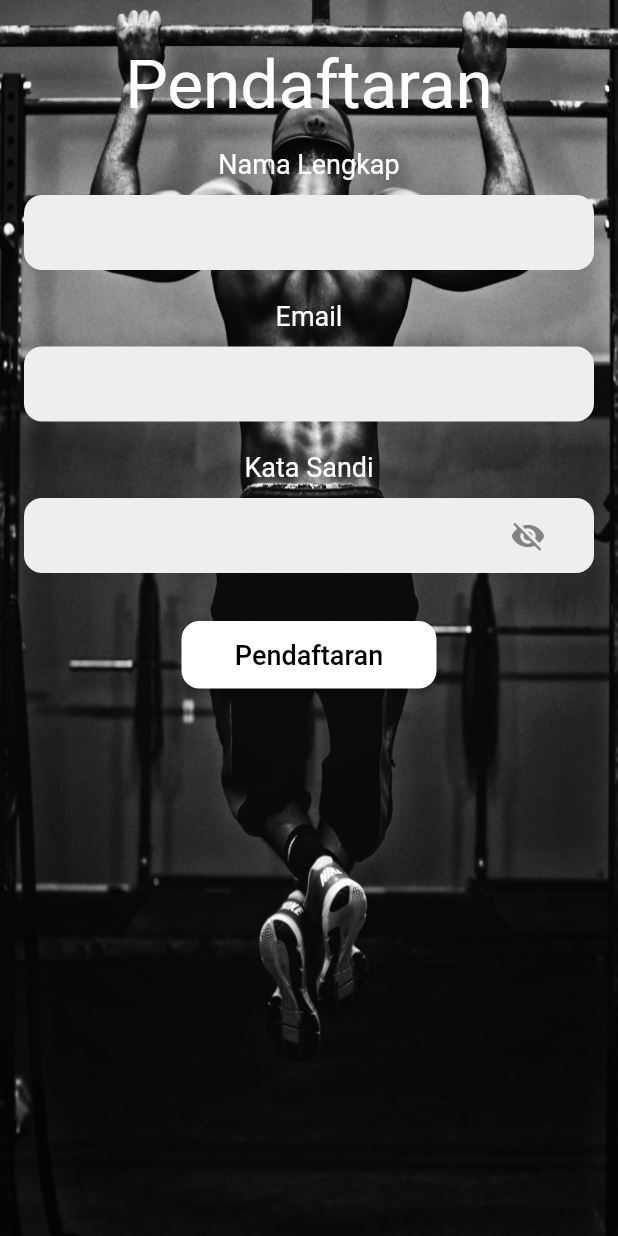
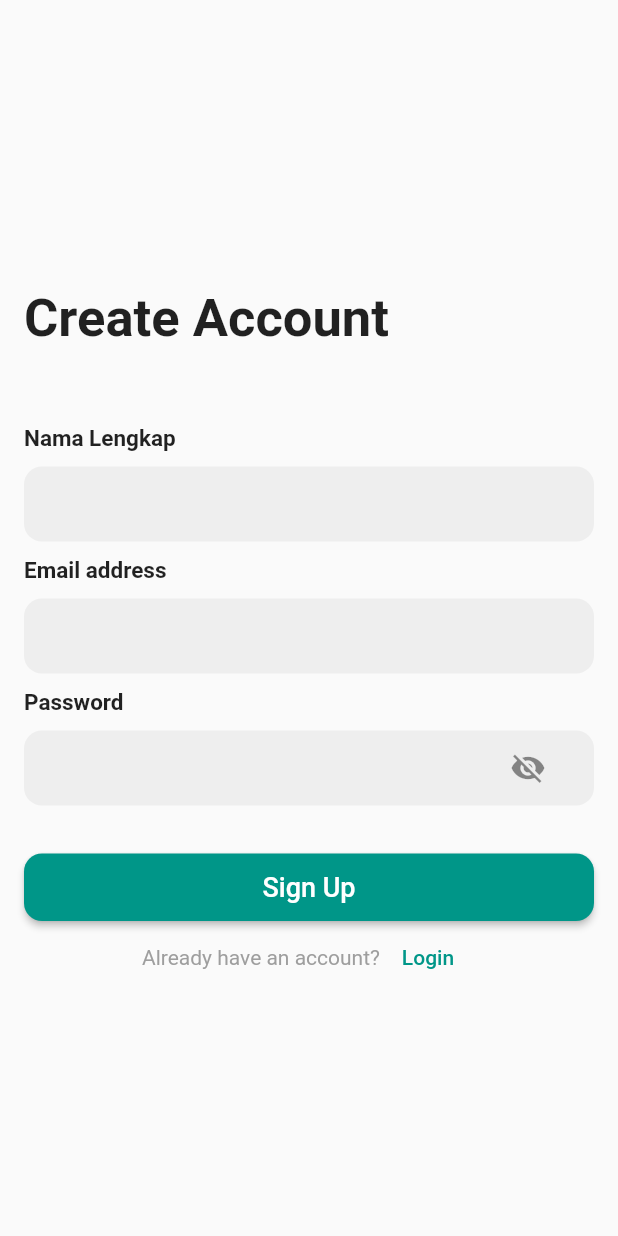
Before and after one commit to CPNG-94/Gonice, a Flutter app: the RegisterPage screen opened by its route, on a phone screen of 412 x 824 dp. Run offline on Flutter 3.47's test engine with Material 2 defaults, Android fonts, the phone set to English and light mode, and no system bars; our stand-ins replace carousel_slider, cloud_firestore, firebase_auth, firebase_core, flutter_spinkit, fluttertoast and 5 more; missing offline and left inert: belajar_firebase; accounts and stored records are empty.

Commit message:
Update register_page.dart

```diff
--- a/lib/page/login/register_page.dart
+++ b/lib/page/login/register_page.dart
@@ -1,7 +1,5 @@
+import 'package:belajar_firebase/services/authentikasi.dart';
 import 'package:flutter_spinkit/flutter_spinkit.dart';
-import 'package:gonice/data/database/authentication.dart';
-import 'package:gonice/viewmodel/constants.dart';
-import 'package:firebase_auth/firebase_auth.dart';
 import 'package:flutter/material.dart';
 
 class RegisterPage extends StatefulWidget {
@@ -24,16 +22,7 @@ class _RegisterPageState extends State<RegisterPage> {
   @override
   Widget build(BuildContext context) {
     return Scaffold(
-      body: Stack(
-        children: [
-          Image.asset(
-            "assets/bckgr.jpg",
-            fit: BoxFit.fill,
-            width: MediaQuery.of(context).size.width,
-            height: MediaQuery.of(context).size.height,
-          ),
-          SingleChildScrollView(
-            child: Padding(
+      body: Padding(
         padding: const EdgeInsets.only(
           top: 30,
           left: 16,
@@ -42,33 +31,25 @@ class _RegisterPageState extends State<RegisterPage> {
         child: Form(
           key: _formKey,
           child: Column(
-                  crossAxisAlignment: CrossAxisAlignment.center,
+            mainAxisAlignment: MainAxisAlignment.center,
+            crossAxisAlignment: CrossAxisAlignment.stretch,
             children: [
-                    const Text(
-                      'Pendaftaran',
-                      style: TextStyle(
-                        color: Colors.white,
-                        fontSize: 45,
+              const Text('Create Account',
+                  style:
+                      TextStyle(fontWeight: FontWeight.bold, fontSize: 35.0)),
+              const SizedBox(
+                height: 50,
               ),
-                    ),
-                    const SizedBox(
-                      height: 16,
-                    ),
-                    const Text(
-                      'Nama Lengkap',
-                      style: TextStyle(
-                        color: Colors.white,
-                        fontSize: 18,
-                      ),
-                    ),
+              const Text('Nama Lengkap',
+                  style: TextStyle(fontWeight: FontWeight.bold, fontSize: 15)),
               const SizedBox(
                 height: 10,
               ),
 
               /// KOLOM NAMA LENGKAP
               Container(
-                      padding: const EdgeInsets.symmetric(
-                          horizontal: 20, vertical: 1),
+                padding:
+                    const EdgeInsets.symmetric(horizontal: 20, vertical: 1),
                 decoration: BoxDecoration(
                   color: Colors.grey[200],
                   borderRadius: BorderRadius.circular(12),
@@ -90,23 +71,18 @@ class _RegisterPageState extends State<RegisterPage> {
                 ),
               ),
               const SizedBox(
-                      height: 20,
+                height: 10,
               ),
-                    const Text(
-                      'Email',
-                      style: TextStyle(
-                        color: Colors.white,
-                        fontSize: 18,
-                      ),
-                    ),
+              const Text('Email address',
+                  style: TextStyle(fontWeight: FontWeight.bold, fontSize: 15)),
               const SizedBox(
                 height: 10,
               ),
 
               /// KOLOM EMAIL
               Container(
-                      padding: const EdgeInsets.symmetric(
-                          horizontal: 20, vertical: 1),
+                padding:
+                    const EdgeInsets.symmetric(horizontal: 20, vertical: 1),
                 decoration: BoxDecoration(
                   color: Colors.grey[200],
                   borderRadius: BorderRadius.circular(12),
@@ -121,8 +97,7 @@ class _RegisterPageState extends State<RegisterPage> {
                   validator: (value) {
                     if (value!.isEmpty) {
                       return 'Email tidak boleh kosong';
-                          } else if (!value.contains('@') ||
-                              !value.contains('.')) {
+                    } else if (!value.contains('@') || !value.contains('.')) {
                       return 'Format Email tidak sesuai';
                     } else {
                       return null;
@@ -132,23 +107,18 @@ class _RegisterPageState extends State<RegisterPage> {
               ),
 
               const SizedBox(
-                      height: 20,
+                height: 10,
               ),
-                    const Text(
-                      'Kata Sandi',
-                      style: TextStyle(
-                        color: Colors.white,
-                        fontSize: 18,
-                      ),
-                    ),
+              const Text('Password',
+                  style: TextStyle(fontWeight: FontWeight.bold, fontSize: 15)),
               const SizedBox(
                 height: 10,
               ),
 
               /// KOLOM Kata Sandi
               Container(
-                      padding: const EdgeInsets.symmetric(
-                          horizontal: 20, vertical: 1),
+                padding:
+                    const EdgeInsets.symmetric(horizontal: 20, vertical: 1),
                 decoration: BoxDecoration(
                   color: Colors.grey[200],
                   borderRadius: BorderRadius.circular(12),
@@ -187,15 +157,14 @@ class _RegisterPageState extends State<RegisterPage> {
               Visibility(
                 visible: _visible,
                 child: SpinKitRipple(
-                        color: Color(0xfffbbb5b),
+                  color: Colors.teal,
                 ),
               ),
               const SizedBox(
                 height: 16,
               ),
-                    Center(
-                      child: SizedBox(
-                        width: 170,
+              SizedBox(
+                width: 140,
                 height: 45,
                 // ignore: deprecated_member_use
                 child: RaisedButton(
@@ -235,26 +204,34 @@ class _RegisterPageState extends State<RegisterPage> {
                       }
                     }
                   },
-                          color: Colors.white,
+                  color: Colors.teal,
                   shape: RoundedRectangleBorder(
                     borderRadius: BorderRadius.circular(12),
                   ),
                   child: const Text(
-                            'Pendaftaran',
+                    'Sign Up',
                     style: TextStyle(
-                              color: Colors.black,
+                      color: Colors.white,
                       fontSize: 18,
                     ),
                   ),
                 ),
               ),
+              Row(
+                mainAxisAlignment: MainAxisAlignment.center,
+                children: [
+                  const Text('Already have an account?',
+                      style: TextStyle(color: Colors.grey)),
+                  TextButton(
+                    child: const Text('Login',
+                        style: TextStyle(color: Colors.teal)),
+                    onPressed: () => Navigator.pop(context),
+                  ),
+                ],
               ),
             ],
           ),
         ),
-            ),
-          )
-        ],
       ),
     );
   }
@@ -270,7 +247,7 @@ class _RegisterPageState extends State<RegisterPage> {
               Radius.circular(16),
             ),
           ),
-          backgroundColor: const Color(0xfffbbb5b),
+          backgroundColor: Colors.teal,
           content: Column(
             mainAxisSize: MainAxisSize.min,
             children: [
@@ -332,7 +309,7 @@ class _RegisterPageState extends State<RegisterPage> {
                     ),
                   ),
                   decoration: BoxDecoration(
-                    color: Colors.orange,
+                    color: Colors.teal,
                     borderRadius: BorderRadius.circular(32),
                     border: Border.all(color: Colors.white, width: 2),
                   ),
```
Lines whose indentation alone changed are shown as unchanged.
